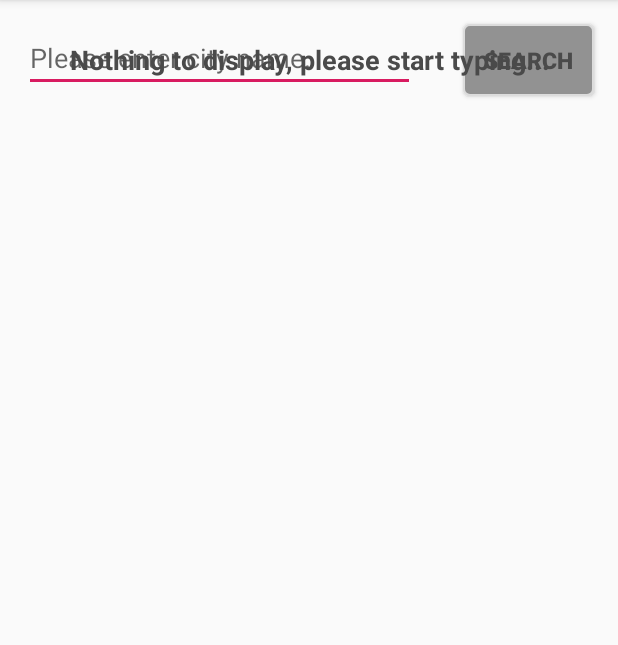
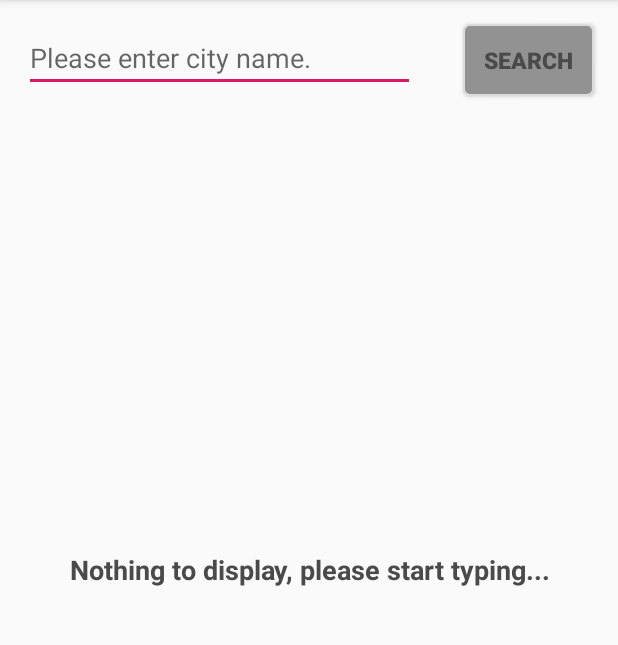
Before and after one commit to Bender-Story/WeatherReportApp, an Android app: the screen it shows after launch (MainActivity), on a phone screen of 412 x 824 dp, the part 84-729 px from its top. Run offline under Robolectric (Android 15) with nearby library versions, the phone set to English and light mode, and no system bars; our stand-ins replace Room's generated code, data binding; pictures from the network do not load; 1 statement that could not run was skipped.

Commit message:
view changes

```diff
--- a/app/src/main/res/layout/activity_main.xml
+++ b/app/src/main/res/layout/activity_main.xml
@@ -14,6 +14,8 @@
         android:layout_width="match_parent"
         android:layout_height="match_parent"
         android:layout_marginBottom="@dimen/margin_8"
+        android:fillViewport="true"
+        app:layout_behavior="@string/appbar_scrolling_view_behavior"
         >
 
         <RelativeLayout
```
